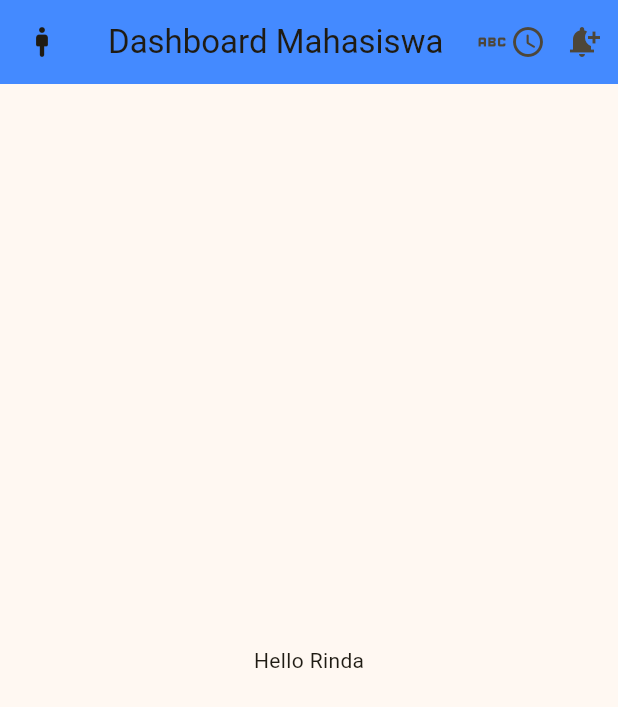
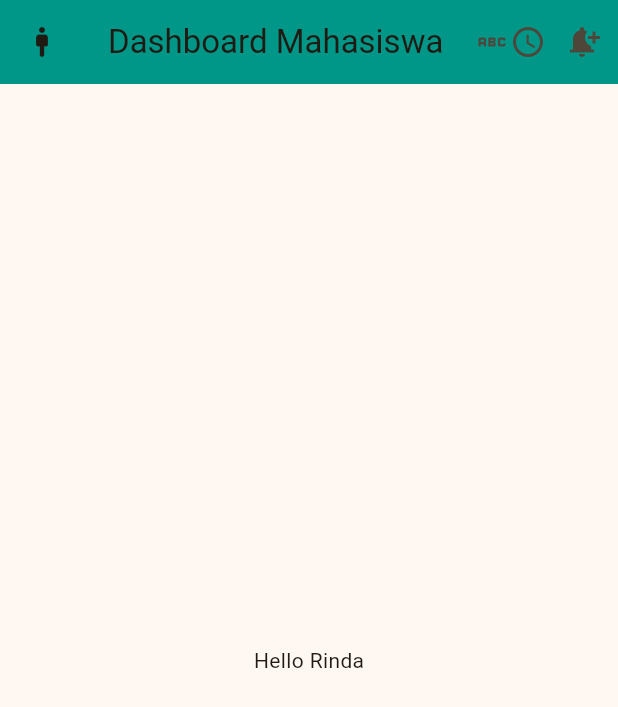
Before and after one commit to rindadama2-del/latihan5_AM, a Flutter app: the screen it shows after launch, on a phone screen of 412 x 824 dp. Shown: the top 707 px of the screen. Run offline on Flutter 3.47's test engine with Material 3 defaults, Android fonts, the phone set to English and light mode, and no system bars.

Commit message:
uodate warnaa

```diff
--- a/lib/main.dart
+++ b/lib/main.dart
@@ -29,7 +29,7 @@ class MyHomePage extends StatelessWidget {
   Widget build(BuildContext context) {
     return Scaffold(
       appBar: AppBar(
-        backgroundColor: Colors.blueAccent,
+        backgroundColor: Colors.teal,
         leading: Icon(Icons.man_2_rounded),
         title: Text("Dashboard Mahasiswa"),
         actions: [
```
